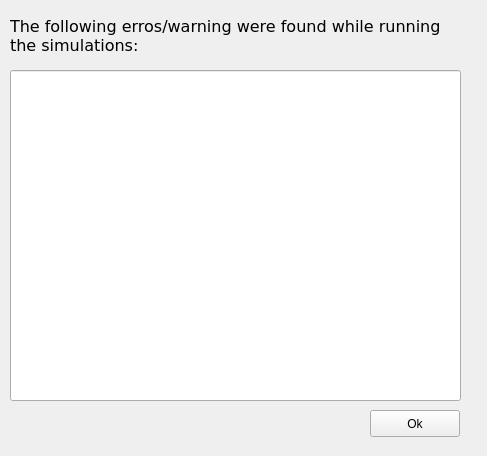
Old version of the form ui/simulation_errors.ui in the repository xj361685640/gpvdm.
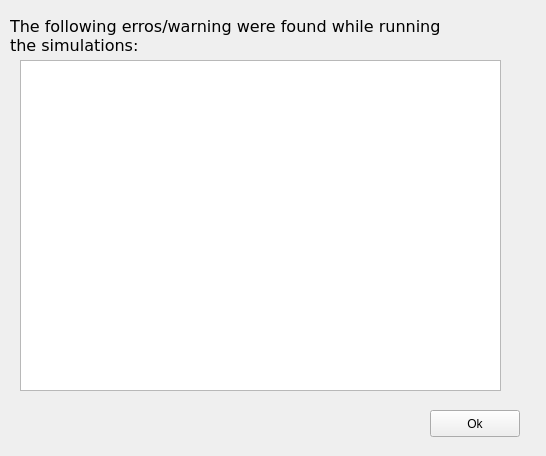
New version of the form.

```diff
--- a/ui/simulation_errors.ui
+++ b/ui/simulation_errors.ui
@@ -6,27 +6,17 @@
    <rect>
     <x>0</x>
     <y>0</y>
-    <width>487</width>
+    <width>546</width>
     <height>456</height>
    </rect>
   </property>
   <property name="windowTitle">
    <string>Form</string>
   </property>
-  <widget class="QLineEdit" name="text">
-   <property name="geometry">
-    <rect>
-     <x>10</x>
-     <y>70</y>
-     <width>451</width>
-     <height>331</height>
-    </rect>
-   </property>
-  </widget>
   <widget class="QPushButton" name="ok">
    <property name="geometry">
     <rect>
-     <x>370</x>
+     <x>430</x>
      <y>410</y>
      <width>90</width>
      <height>27</height>
@@ -58,6 +48,21 @@
     <bool>true</bool>
    </property>
   </widget>
+  <widget class="QTextEdit" name="text">
+   <property name="geometry">
+    <rect>
+     <x>20</x>
+     <y>60</y>
+     <width>481</width>
+     <height>331</height>
+    </rect>
+   </property>
+   <property name="font">
+    <font>
+     <family>Monospace</family>
+    </font>
+   </property>
+  </widget>
  </widget>
  <resources/>
  <connections/>
```
